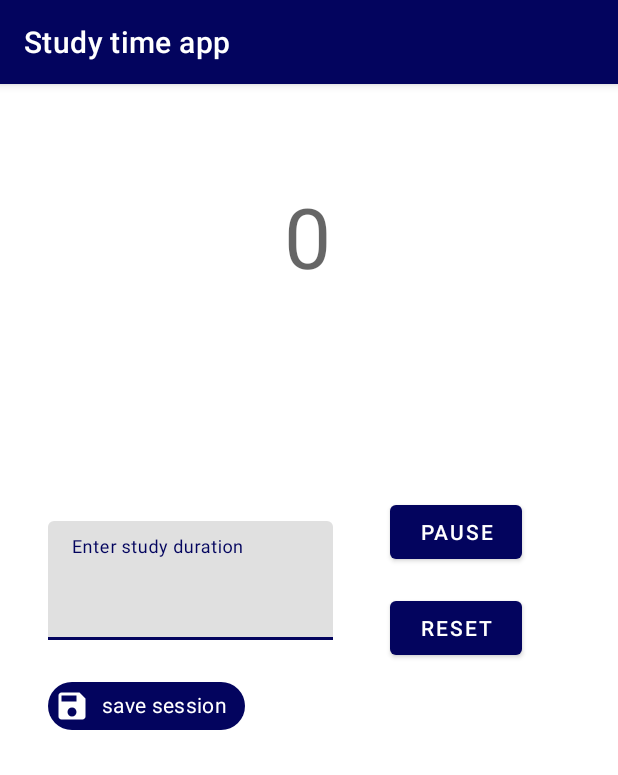
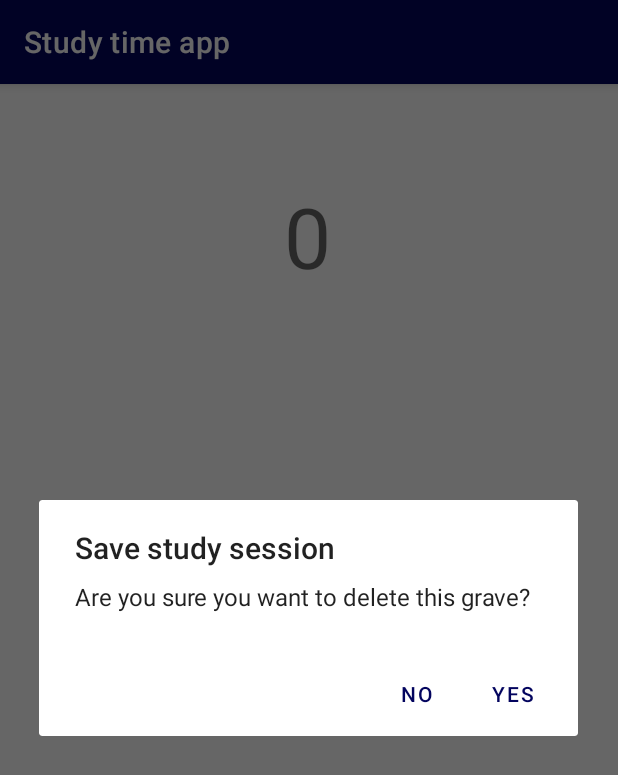
Before and after one commit to slscott9/StudyTimeApplication, an Android app: the TimerActivity screen opened directly, with no data from a screen before it, after a tap on "START", on a phone screen of 412 x 824 dp. Shown: the top 775 px of the screen. Run offline under Robolectric (Android 15) with nearby library versions, the phone set to English and light mode, and no system bars; our stand-ins replace Room's generated code, data binding; libraries missing offline, so code that uses them is left out: com.github.mikephil.charting; 1 statement that could not run was skipped.

```diff
--- a/app/src/main/AndroidManifest.xml
+++ b/app/src/main/AndroidManifest.xml
@@ -9,8 +9,10 @@
         android:roundIcon="@mipmap/ic_launcher_round"
         android:supportsRtl="true"
         android:theme="@style/AppTheme">
-        <activity android:name=".activities.TimerActivity"></activity>
-        <activity android:name=".activities.MainActivity"
+        <activity android:name=".activities.SessionMonthSelectorActivity"></activity>
+        <activity android:name=".activities.TimerActivity" />
+        <activity
+            android:name=".activities.MainActivity"
             android:label="Study Time">
             <intent-filter>
                 <action android:name="android.intent.action.MAIN" />
--- a/app/src/main/java/hfad/com/studytimeapp/activities/TimerActivity.kt
+++ b/app/src/main/java/hfad/com/studytimeapp/activities/TimerActivity.kt
@@ -1,5 +1,6 @@
 package hfad.com.studytimeapp.activities
 
+import android.content.DialogInterface
 import android.inputmethodservice.Keyboard
 import androidx.appcompat.app.AppCompatActivity
 import android.os.Bundle
@@ -9,6 +10,7 @@ import android.text.format.DateFormat.format
 import android.util.Log
 import android.view.View
 import android.widget.Toast
+import androidx.appcompat.app.AlertDialog
 import androidx.core.os.postDelayed
 import androidx.databinding.DataBindingUtil
 import androidx.lifecycle.ViewModelProvider
@@ -30,11 +32,23 @@ class TimerActivity : AppCompatActivity() {
     private lateinit var binding: ActivityTimerBinding
     private lateinit var viewModel: MainActivityViewModel
 
-    var START_MILLI_SECONDS = 0L
-     var countdown_timer: CountDownTimer? = null
+    private var START_MILLI_SECONDS = 0L
+    private var countdown_timer: CountDownTimer? = null
     var isRunning: Boolean = false;
-    var time_in_milli_seconds = 0L
-    var time_in_hours = 0L
+    private var time_in_milli_seconds = 0L
+    private var time_in_hours = 0L
+
+    private lateinit var studySession: Study
+
+
+    private val currentDayOfMonth = LocalDateTime.now().dayOfMonth
+    private val currentMonth = LocalDateTime.now().monthValue
+    private val currentWeekDay = LocalDateTime.now().dayOfWeek
+    private val currentDate = LocalDateTime.now()
+    private val currentYear = LocalDateTime.now().year
+
+    private val formattedDate = currentDate.format(DateTimeFormatter.ofPattern("yyyy-MM-dd"))
+
 
 
     override fun onCreate(savedInstanceState: Bundle?) {
@@ -67,20 +81,20 @@ class TimerActivity : AppCompatActivity() {
                 val minutesStudied = TimeUnit.MILLISECONDS.toMinutes(time_in_milli_seconds)
                 val hoursStudied = (minutesStudied/60.0).toFloat()
 
-                val currentDayOfMonth = LocalDateTime.now().dayOfMonth
-                val currentMonth = LocalDateTime.now().monthValue
-                val currentWeekDay = LocalDateTime.now().dayOfWeek
-                val currentDate = LocalDateTime.now()
+//                val currentDayOfMonth = LocalDateTime.now().dayOfMonth
+//                val currentMonth = LocalDateTime.now().monthValue
+//                val currentWeekDay = LocalDateTime.now().dayOfWeek
+//                val currentDate = LocalDateTime.now()
 
-                val formattedDate = currentDate.format(DateTimeFormatter.ofPattern("yyyy-MM-dd"))
 
-                val studySession = Study(
+                 studySession = Study(
                     hours = hoursStudied,
                     minutes = minutesStudied,
                     date = formattedDate.toString(),
                     weekDay = currentWeekDay.toString(),
                     month = currentMonth,
-                    dayOfMonth = currentDayOfMonth
+                    dayOfMonth = currentDayOfMonth,
+                     year = currentYear
                 )
 
                 viewModel.upsertStudySession(studySession)
@@ -108,7 +122,7 @@ class TimerActivity : AppCompatActivity() {
     private fun startTimer(time_in_seconds: Long) {
         countdown_timer = object : CountDownTimer(time_in_seconds, 1000) {
             override fun onFinish() {
-
+                saveSessionDialog()
             }
 
             override fun onTick(p0: Long) {
@@ -141,5 +155,24 @@ class TimerActivity : AppCompatActivity() {
     }
 
 
+    private fun saveSessionDialog(){
+
+        studySession = Study(date = formattedDate.toString(), hours = time_in_hours.toFloat(), minutes = 0, weekDay = currentWeekDay.toString(), dayOfMonth = currentDayOfMonth, month = currentMonth, year = currentYear)
+
+        val dialogBuilder = AlertDialog.Builder(this)
+        dialogBuilder.setMessage("Are you sure you want to delete this grave?")
+            .setCancelable(false)
+            .setPositiveButton("Yes") { _, _ ->
+                viewModel.upsertStudySession(studySession)
+                finish()
+            }
+            .setNegativeButton("No") { dialogInterface, _ ->
+                dialogInterface.cancel()
+            }
+        val alert = dialogBuilder.create()
+        alert.setTitle("Save study session")
+        alert.show()
+    }
+
 
 }
--- a/app/src/main/java/hfad/com/studytimeapp/data/Entities.kt
+++ b/app/src/main/java/hfad/com/studytimeapp/data/Entities.kt
@@ -2,6 +2,7 @@ package hfad.com.studytimeapp.data
 
 import androidx.room.Entity
 import androidx.room.PrimaryKey
+import java.time.Year
 
 @Entity(tableName = "study_table")
 data class Study(
@@ -11,6 +12,7 @@ data class Study(
     val minutes: Long,
     val weekDay: String,
     val dayOfMonth: Int,
-    val month: Int
+    val month: Int,
+    val year: Int
 ) {
 }
--- a/app/src/main/java/hfad/com/studytimeapp/data/StudyDao.kt
+++ b/app/src/main/java/hfad/com/studytimeapp/data/StudyDao.kt
@@ -1,6 +1,7 @@
 package hfad.com.studytimeapp.data
 
 import androidx.lifecycle.LiveData
+import androidx.lifecycle.MutableLiveData
 import androidx.room.*
 
 @Dao
@@ -10,6 +11,8 @@ interface StudyDao {
     /*
         Should we return live data straight form the dao? The repo methods can receive parameters that we can use to query the database
      */
+
+
 
 
     @Query("select * from study_table where date= :currentDate ")
@@ -26,6 +29,9 @@ interface StudyDao {
 
     @Query("select * from study_table where month= :currentMonth and dayOfMonth between :currentDayOfMonth - 6 and :currentDayOfMonth order by dayOfMonth asc")
     suspend fun getLastSevenSessions(currentMonth: Int, currentDayOfMonth: Int): List<Study>
+
+    @Query("select distinct year from study_table where year <= :currentYear order by year asc")
+    suspend fun getYearsWithSessions(currentYear: Int): List<Int>
 
 
 
--- a/app/src/main/java/hfad/com/studytimeapp/data/StudyDatabase.kt
+++ b/app/src/main/java/hfad/com/studytimeapp/data/StudyDatabase.kt
@@ -6,7 +6,7 @@ import androidx.room.Room
 import androidx.room.RoomDatabase
 import kotlinx.coroutines.CoroutineScope
 
-@Database(entities = [Study::class], version = 17, exportSchema = false)
+@Database(entities = [Study::class], version = 19, exportSchema = false)
 abstract class StudyDatabase : RoomDatabase() {
 
     abstract fun studyDao(): StudyDao
```
Also changed, not shown: app/src/main/java/hfad/com/studytimeapp/activities/MainActivity.kt (+9 -0 lines), app/src/main/java/hfad/com/studytimeapp/activities/SessionMonthSelectorActivity.kt (added, +47 -0 lines), app/src/main/java/hfad/com/studytimeapp/adapters/SessionMonthSelectorAdapter.kt (added, +44 -0 lines), app/src/main/java/hfad/com/studytimeapp/data/StudyRepository.kt (+7 -0 lines), app/src/main/java/hfad/com/studytimeapp/viewmodelfactories/SessionMonthSelectorViewModelFactory.kt (added, +19 -0 lines), app/src/main/java/hfad/com/studytimeapp/viewmodels/MainActivityViewModel.kt (+24 -7 lines), app/src/main/java/hfad/com/studytimeapp/viewmodels/SessionMonthSelectorViewModel.kt (added, +45 -0 lines), app/src/main/res/layout/activity_main.xml (+8 -0 lines), app/src/main/res/layout/activity_session_month_selector.xml (added, +25 -0 lines), app/src/main/res/layout/year_list_item.xml (added, +30 -0 lines).
